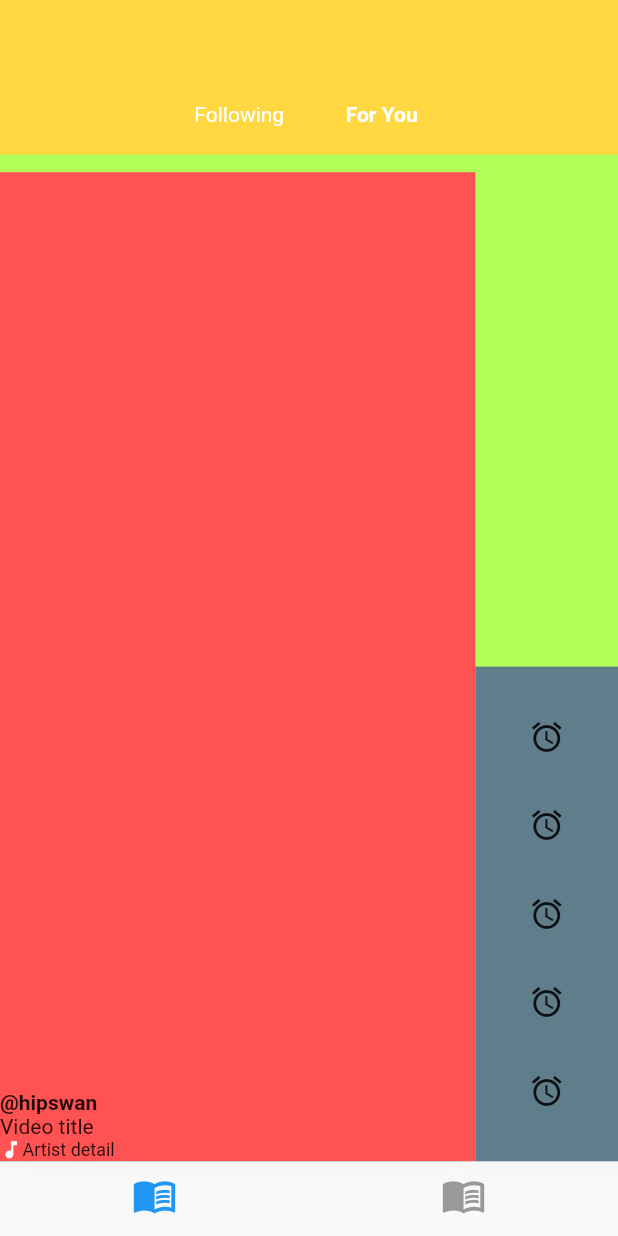
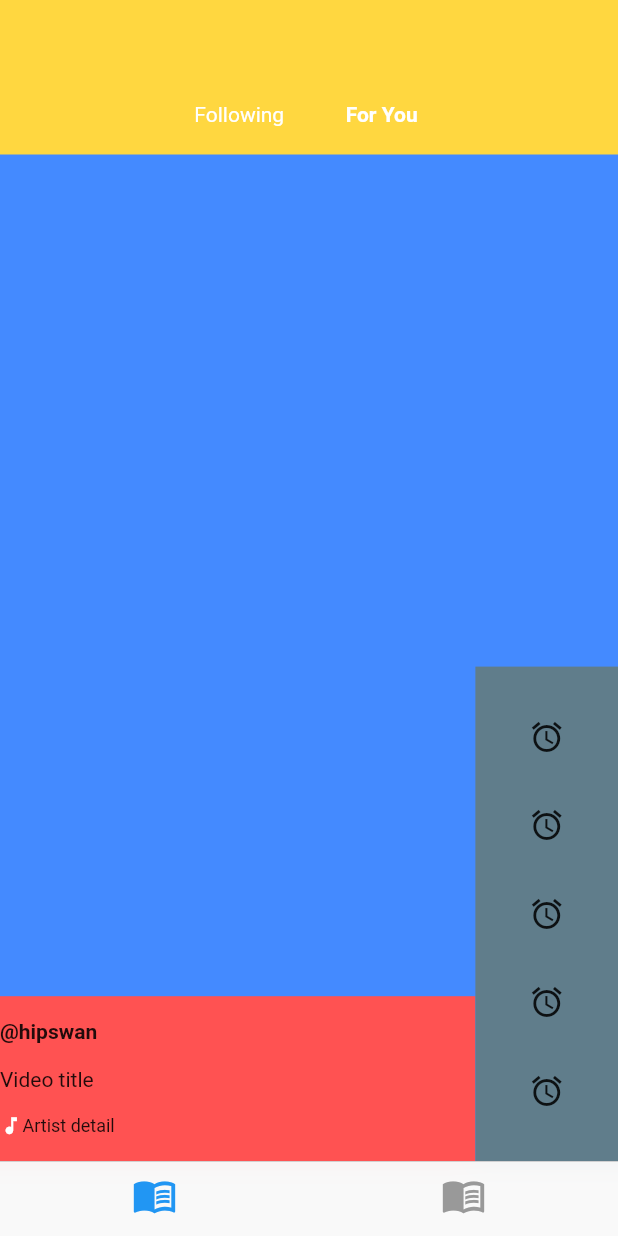
Before and after one commit to hipswan/demo_for_pinkvilla, a Flutter app: the screen it shows after launch, on a phone screen of 412 x 824 dp. Run offline on Flutter 3.47's test engine with Material 2 defaults, Android fonts, the phone set to English and light mode, and no system bars.

```diff
--- a/lib/home.dart
+++ b/lib/home.dart
@@ -1,3 +1,4 @@
+import 'package:flutter/gestures.dart';
 import 'package:flutter/material.dart';
 import 'package:flutter/cupertino.dart';
 
@@ -35,22 +36,23 @@ class _HomeState extends State<Home> {
       child: Stack(
         children: <Widget>[
           //Lower pane in the stack for video
-          Container(
-            constraints: BoxConstraints(
-              minHeight: deviceSize.height,
-              minWidth: deviceSize.width,
-            ),
-            decoration: BoxDecoration(
-              color: Colors.lightGreenAccent,
+
+          //Middle pane in the stack : for
+          PageView(
+            dragStartBehavior: DragStartBehavior.start,
+            scrollDirection: Axis.vertical,
+            children: <Widget>[
+              VideoSlate(
+                color: Colors.blueAccent,
+              ),
+              VideoSlate(
+                color: Colors.lightBlue,
+              ),
+            ],
+            physics: ClampingScrollPhysics(
+              parent: AlwaysScrollableScrollPhysics(),
             ),
           ),
-          //Upper pane in the stack for details
-
-          //Top Section in the Upper Laywer
-
-          //Middle Section in the Upper Layer
-          VideoSlate(),
-          //Bottom Section in the Upper Layer
 
           Container(
             padding: EdgeInsets.only(
--- a/lib/model/video_slate.dart
+++ b/lib/model/video_slate.dart
@@ -9,14 +9,15 @@ class VideoSlate extends StatefulWidget {
   int shareCount;
   String title;
   User user;
-  VideoSlate();
-  VideoSlate.details(
-      {this.videoUrl,
-      this.commentCount,
-      this.likeCount,
-      this.shareCount,
-      this.title,
-      this.user});
+  final dynamic color;
+  VideoSlate({this.color});
+  // VideoSlate.details(
+  //     {this.videoUrl,
+  //     this.commentCount,
+  //     this.likeCount,
+  //     this.shareCount,
+  //     this.title,
+  //     this.user});
 
   // factory VideoSlate.fromJson(Map<dynamic, dynamic> doc) {
   //   return VideoSlate(
@@ -38,6 +39,32 @@ class VideoSlate extends StatefulWidget {
 
 class _VideoSlateState extends State<VideoSlate> {
   @override
+  // TODO: implement mounted
+  bool get mounted => super.mounted;
+  @override
+  void deactivate() {
+    // TODO: implement deactivate
+    super.deactivate();
+    print('VideoSlate');
+    //play
+  }
+
+  @override
+  void didChangeDependencies() {
+    // TODO: implement didChangeDependencies
+    super.didChangeDependencies();
+    print('dependencies change');
+    //pause
+  }
+
+  @override
+  void didUpdateWidget(VideoSlate oldWidget) {
+    // TODO: implement didUpdateWidget
+    super.didUpdateWidget(oldWidget);
+    print('update widget');
+  }
+
+  @override
   Widget build(BuildContext context) {
     final Size deviceSize = MediaQuery.of(context).size;
     final double topSectionh = deviceSize.height / 8;
@@ -50,26 +77,18 @@ class _VideoSlateState extends State<VideoSlate> {
         deviceSize.height - (topSectionh + middleSectionh);
 
     // TODO: implement build
-    return GestureDetector(
-      onVerticalDragDown: (drag) {
-        print('drag down');
-        //pause
-      },
-      onVerticalDragStart: (drag) {
-        print('drag start');
-        //pause
-      },
-      onVerticalDragEnd: (drag) {
-        print('drag end');
-      },
-      onVerticalDragUpdate: (drag) {
-        print(drag);
-      },
-      onVerticalDragCancel: () {
-        print('drag cancel');
-        //play
-      },
-      child: Container(
+    return Stack(
+      children: [
+        Container(
+          constraints: BoxConstraints(
+            minHeight: deviceSize.height,
+            minWidth: deviceSize.width,
+          ),
+          decoration: BoxDecoration(
+            color: widget.color,
+          ),
+        ),
+        Container(
           constraints: BoxConstraints(
             minHeight: deviceSize.height,
             minWidth: deviceSize.width,
@@ -82,15 +101,15 @@ class _VideoSlateState extends State<VideoSlate> {
                 child: Row(
                   crossAxisAlignment: CrossAxisAlignment.end,
                   children: <Widget>[
-                  //First element in the middle-upper-section
                     Container(
                       constraints: BoxConstraints(
-                      minHeight: middleSectionh,
+                        minHeight: middleSectionh / 6,
                         minWidth: firstMsectionw,
                       ),
                       color: Colors.redAccent,
                       child: Column(
-                      mainAxisAlignment: MainAxisAlignment.end,
+                        mainAxisSize: MainAxisSize.min,
+                        mainAxisAlignment: MainAxisAlignment.spaceEvenly,
                         crossAxisAlignment: CrossAxisAlignment.baseline,
                         textBaseline: TextBaseline.alphabetic,
                         children: [
@@ -156,6 +175,7 @@ class _VideoSlateState extends State<VideoSlate> {
             ],
           ),
         ),
+      ],
     );
   }
 }
```
Lines whose indentation alone changed are shown as unchanged.
